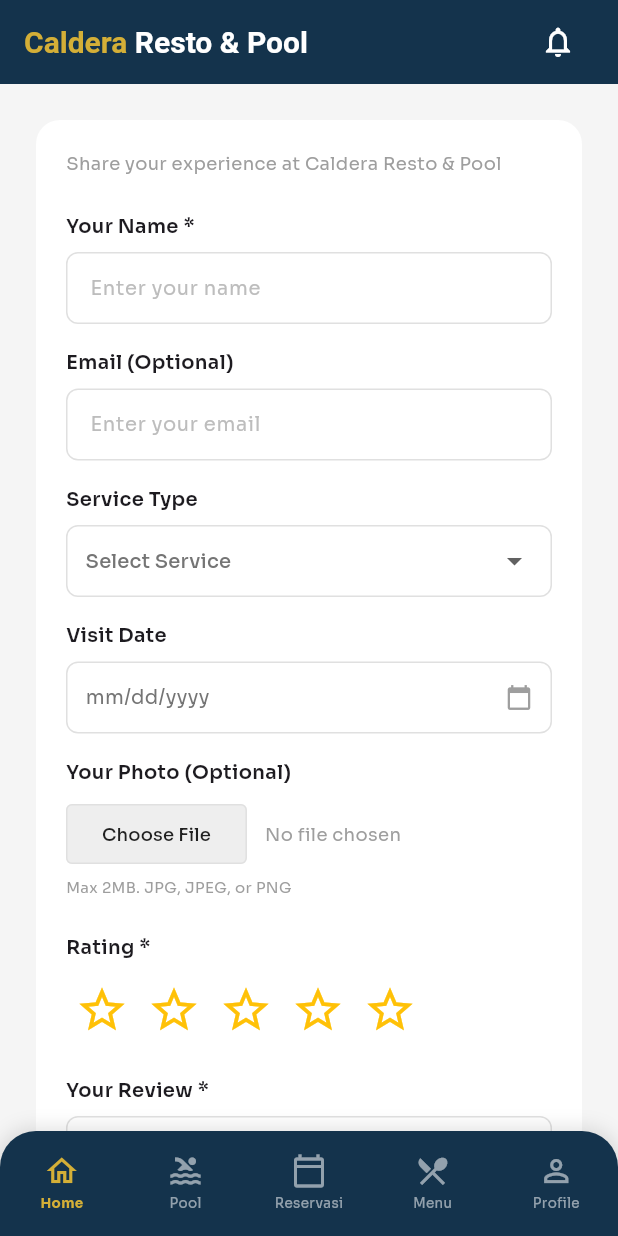
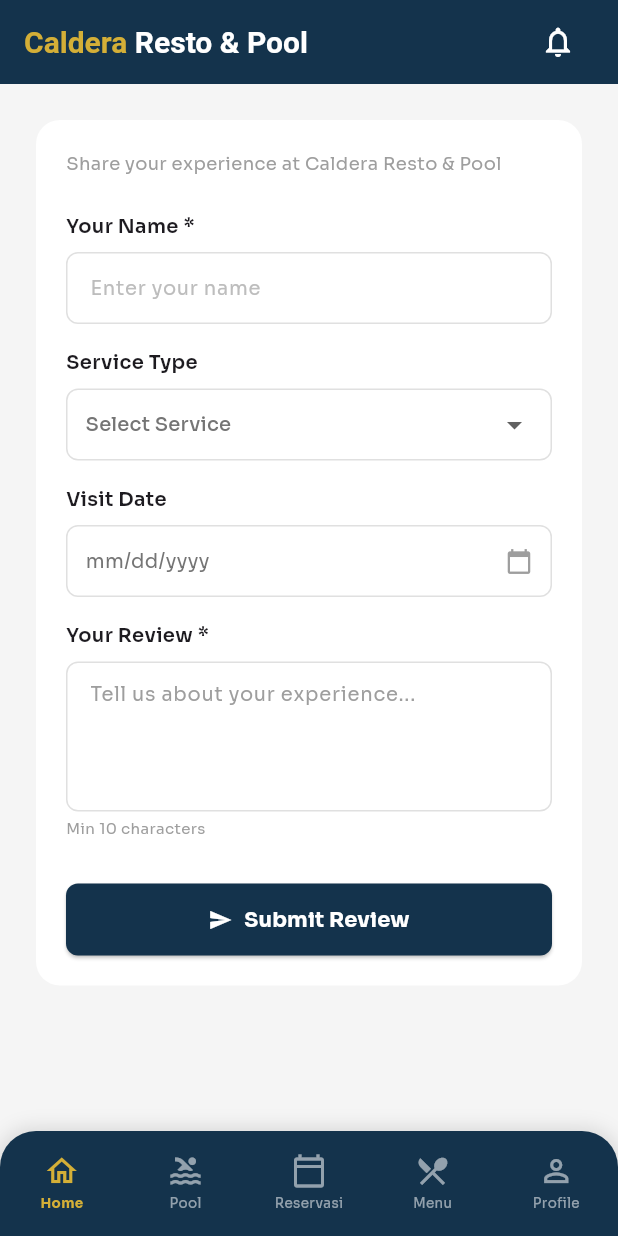
Before and after one commit to HesekielJosafat/Caldera_Mobile, a Flutter app: the WriteReviewScreen screen opened directly, on a phone screen of 412 x 824 dp. Run offline on Flutter 3.47's test engine with Material 3 defaults, Android fonts, the phone set to English and light mode, and no system bars; our stand-ins replace firebase_core, firebase_messaging, fl_chart, flutter_local_notifications, font_awesome_flutter, google_fonts and 5 more; accounts and stored records are empty; network calls fail.

Commit message:
fix link, cancel reservation and success alert for ticket

```diff
--- a/lib/core/features/user/reservation/screens/user_reservation_detail_screen.dart
+++ b/lib/core/features/user/reservation/screens/user_reservation_detail_screen.dart
@@ -350,11 +350,11 @@
       setState(() => _isLoading = false);
       if (success) {
         if (mounted) {
-          ScaffoldMessenger.of(context).showSnackBar(const SnackBar(content: Text("Reservasi berhasil dibatalkan")));
+          ScaffoldMessenger.of(context).showSnackBar(const SnackBar(content: Text("Reservasi berhasil dibatalkan"), backgroundColor: Colors.green,));
           Navigator.pop(context, true);
         }
       } else {
-        if (mounted) ScaffoldMessenger.of(context).showSnackBar(const SnackBar(content: Text("Gagal membatalkan reservasi")));
+        if (mounted) ScaffoldMessenger.of(context).showSnackBar(const SnackBar(content: Text("Gagal membatalkan reservasi"), backgroundColor: Colors.red,));
       }
     }
   }
--- a/lib/core/features/user/reservation/screens/user_reservation_screen.dart
+++ b/lib/core/features/user/reservation/screens/user_reservation_screen.dart
@@ -107,7 +107,7 @@
 
       // Jika sukses (Ada parameter success true atau ada object data)
       if (result['success'] == true || result['data'] != null || result['booking_code'] != null) {
-        ScaffoldMessenger.of(context).showSnackBar(const SnackBar(content: Text("Reservasi Berhasil!")));
+        ScaffoldMessenger.of(context).showSnackBar(const SnackBar(content: Text("Reservasi Berhasil!"), backgroundColor: Colors.green,));
 
         // Ambil data reservasi dari response Laravel (Biasanya di dalam array 'data')
         Map<String, dynamic> resData = result['data'] ?? result;
@@ -118,7 +118,7 @@
           MaterialPageRoute(builder: (_) => UserReservationSuccessScreen(reservationData: resData))
         );
       } else {
-        ScaffoldMessenger.of(context).showSnackBar(SnackBar(content: Text(result['message'] ?? "Gagal menyimpan reservasi")));
+        ScaffoldMessenger.of(context).showSnackBar(SnackBar(content: Text(result['message'] ?? "Gagal membuat reservasi"), backgroundColor: Colors.red,));
       }
     }
   }
--- a/lib/core/features/user/testimoni/screens/write_review_screen.dart
+++ b/lib/core/features/user/testimoni/screens/write_review_screen.dart
@@ -338,9 +338,9 @@
             _buildTextField(_nameController, "Enter your name"),
             const SizedBox(height: 16),
 
-            _buildLabel("Email (Optional)"),
-            _buildTextField(_emailController, "Enter your email"),
-            const SizedBox(height: 16),
+            // _buildLabel("Email (Optional)"),
+            // _buildTextField(_emailController, "Enter your email"),
+            // const SizedBox(height: 16),
 
             // SERVICE TYPE & VISIT DATE
             _buildLabel("Service Type"),
@@ -384,52 +384,52 @@
             const SizedBox(height: 16),
 
             // PHOTO UPLOAD
-            _buildLabel("Your Photo (Optional)"),
-Row(
-  children: [
-    ElevatedButton(
-      style: ElevatedButton.styleFrom(
-        backgroundColor: Colors.grey.shade200,
-        foregroundColor: Colors.black87,
-        elevation: 0,
-        shape: RoundedRectangleBorder(
-            borderRadius: BorderRadius.circular(4),
-            side: BorderSide(color: Colors.grey.shade300)),
-      ),
-      // 1. Panggil fungsi _pickImage saat tombol ditekan
-                  onPressed: _pickImage,
-                  child: Text("Choose File", style: GoogleFonts.sora(fontSize: 12)),
-                ),
-                const SizedBox(width: 12),
-                Expanded(
-                  // 2. Gunakan _selectedImage untuk menampilkan nama file
-                  child: Text(
-                    _selectedImage == null
-                        ? "No file chosen"
-                        : _selectedImage!.path.split('/').last, // Ambil nama file-nya saja
-                    style: GoogleFonts.sora(fontSize: 12, color: Colors.grey),
-                    overflow: TextOverflow.ellipsis,
-                  ),
-                ),
-              ],
-            ),
-            const SizedBox(height: 4),
-            Text("Max 2MB. JPG, JPEG, or PNG", style: GoogleFonts.sora(fontSize: 10, color: Colors.grey)),
-            const SizedBox(height: 24),
+//             _buildLabel("Your Photo (Optional)"),
+// Row(
+//   children: [
+//     ElevatedButton(
+//       style: ElevatedButton.styleFrom(
+//         backgroundColor: Colors.grey.shade200,
+//         foregroundColor: Colors.black87,
+//         elevation: 0,
+//         shape: RoundedRectangleBorder(
+//             borderRadius: BorderRadius.circular(4),
+//             side: BorderSide(color: Colors.grey.shade300)),
+//       ),
+//       // 1. Panggil fungsi _pickImage saat tombol ditekan
+//                   onPressed: _pickImage,
+//                   child: Text("Choose File", style: GoogleFonts.sora(fontSize: 12)),
+//                 ),
+//                 const SizedBox(width: 12),
+//                 Expanded(
+//                   // 2. Gunakan _selectedImage untuk menampilkan nama file
+//                   child: Text(
+//                     _selectedImage == null
+//                         ? "No file chosen"
+//                         : _selectedImage!.path.split('/').last, // Ambil nama file-nya saja
+//                     style: GoogleFonts.sora(fontSize: 12, color: Colors.grey),
+//                     overflow: TextOverflow.ellipsis,
+//                   ),
+//                 ),
+//               ],
+//             ),
+//             const SizedBox(height: 4),
+//             Text("Max 2MB. JPG, JPEG, or PNG", style: GoogleFonts.sora(fontSize: 10, color: Colors.grey)),
+//             const SizedBox(height: 24),
 
-            // RATING STARS
-            _buildLabel("Rating *"),
-            Row(
-              children: List.generate(5, (index) {
-                return IconButton(
-                  padding: EdgeInsets.zero,
-                  constraints: const BoxConstraints(),
-                  icon: Icon(index < _selectedRating ? Icons.star : Icons.star_border, color: Colors.amber, size: 36),
-                  onPressed: () => setState(() => _selectedRating = index + 1),
-                );
-              }),
-            ),
-            const SizedBox(height: 20),
+//             // RATING STARS
+//             _buildLabel("Rating *"),
+//             Row(
+//               children: List.generate(5, (index) {
+//                 return IconButton(
+//                   padding: EdgeInsets.zero,
+//                   constraints: const BoxConstraints(),
+//                   icon: Icon(index < _selectedRating ? Icons.star : Icons.star_border, color: Colors.amber, size: 36),
+//                   onPressed: () => setState(() => _selectedRating = index + 1),
+//                 );
+//               }),
+//             ),
+//             const SizedBox(height: 20),
 
             // REVIEW TEXT
             _buildLabel("Your Review *"),
--- a/lib/core/services/api_service.dart
+++ b/lib/core/services/api_service.dart
@@ -8,8 +8,7 @@
   // static const String baseUrl = 'http://10.0.2.2:8000/api';
   // static const String baseUrl = 'http://10.131.121.159:8000/api';
   // static const String baseUrl = 'http://127.0.0.1:8000/api';
-  // static const String baseUrl = 'http://52.221.212.121/api';
-  static const String baseUrl = 'http://caldera-resto-pool.duckdns.org/api';
+  static const String baseUrl = 'http://47.128.221.16/api';
 
 
   Future<Map<String, String>> _getHeaders() async {
@@ -124,8 +123,8 @@
 
       final responseData = jsonDecode(response.body);
 
-      // 👇 INI DIA OBAT PENAWARNYA 👇
-      // Jika API membalas sukses, kita WAJIB update memori lokal HP (SharedPreferences)
+
+      // Jika API membalas sukses, WAJIB update memori lokal HP (SharedPreferences)
       if (response.statusCode == 200 && responseData['success'] == true) {
         final prefs = await SharedPreferences.getInstance();
         final userStr = prefs.getString('user');
```
Also changed, not shown: lib/core/features/user/pool/screens/user_ticket_form_screen.dart (+29 -6 lines).
